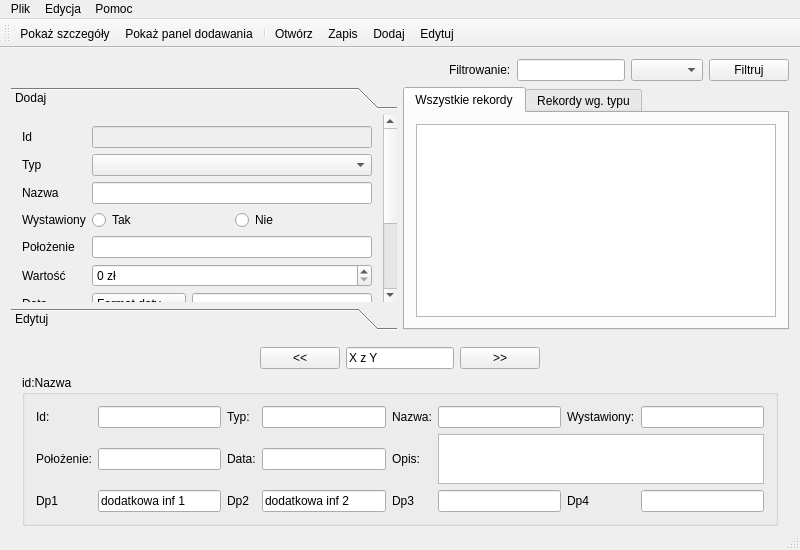
Above: mainwindow.ui from bzyx/MuzeumGUI before the change. Below: the same form after it.
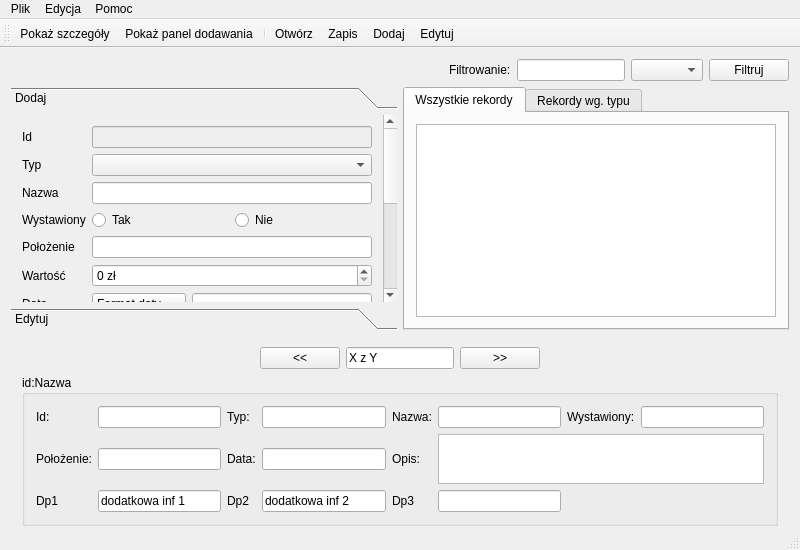
That is the form after the change. Icons and pictures are not drawn.

Commit message: Some adujstments in the windowform.

Patch:
```diff
--- a/mainwindow.ui
+++ b/mainwindow.ui
@@ -249,6 +249,36 @@
             <item row="7" column="1">
              <widget class="QPlainTextEdit" name="plainTextEdit_2"/>
             </item>
+            <item row="8" column="0">
+             <widget class="QLabel" name="label_29">
+              <property name="text">
+               <string>Dp1</string>
+              </property>
+             </widget>
+            </item>
+            <item row="8" column="1">
+             <widget class="QLineEdit" name="lineEdit_20"/>
+            </item>
+            <item row="9" column="0">
+             <widget class="QLabel" name="label_30">
+              <property name="text">
+               <string>Dp2</string>
+              </property>
+             </widget>
+            </item>
+            <item row="9" column="1">
+             <widget class="QLineEdit" name="lineEdit_21"/>
+            </item>
+            <item row="10" column="0">
+             <widget class="QLabel" name="label_31">
+              <property name="text">
+               <string>Dp3</string>
+              </property>
+             </widget>
+            </item>
+            <item row="10" column="1">
+             <widget class="QLineEdit" name="lineEdit_22"/>
+            </item>
            </layout>
           </item>
           <item>
@@ -802,16 +832,6 @@
                 <item row="2" column="5">
                  <widget class="QLineEdit" name="lineEdit_19"/>
                 </item>
-                <item row="2" column="6">
-                 <widget class="QLabel" name="label_29">
-                  <property name="text">
-                   <string>Dp4</string>
-                  </property>
-                 </widget>
-                </item>
-                <item row="2" column="7">
-                 <widget class="QLineEdit" name="lineEdit_20"/>
-                </item>
                </layout>
               </item>
              </layout>
```
Left out of the diff: 50 changed lines with no effect on the pictures.
